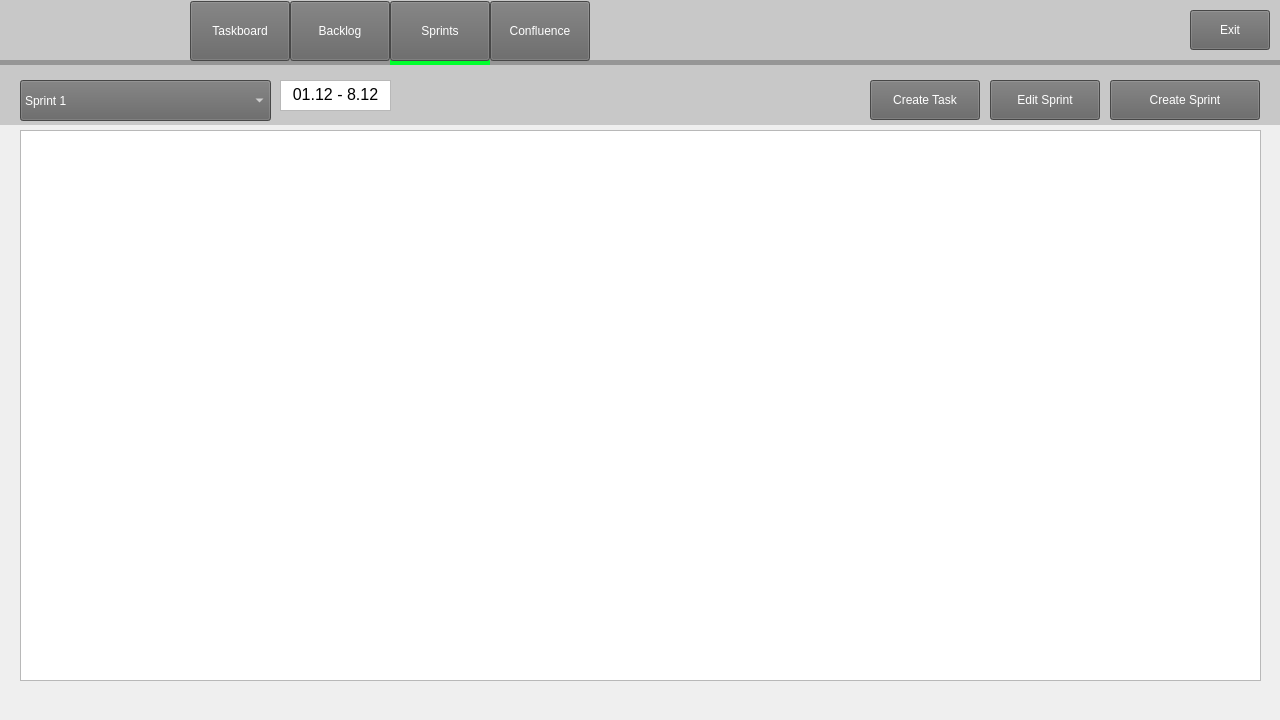
First picture: the form in code/Staging_Environment/Recovered/Staging_Environment_Recorverd/parentboard.ui, repository muazzamaqeel/Software-Project-CTS-5, before the edit.
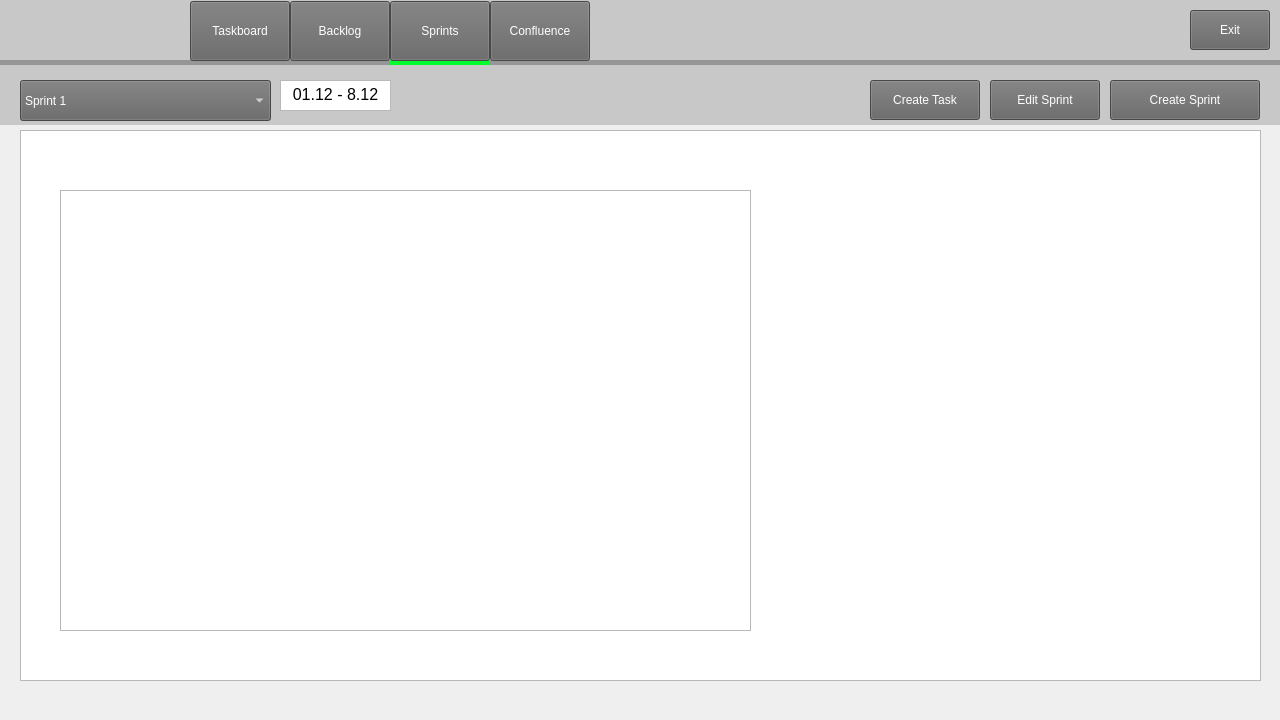
Second picture: the form after the edit. The open tabs and pages were chosen to show the change. Icons and pictures are not drawn.

Commit message: Implementation of Tasks Button and Table in Sprint Page

The edit to the form file:
```diff
--- a/code/Staging_Environment/Recovered/Staging_Environment_Recorverd/parentboard.ui
+++ b/code/Staging_Environment/Recovered/Staging_Environment_Recorverd/parentboard.ui
@@ -108,7 +108,7 @@
     </size>
    </property>
    <property name="currentIndex">
-    <number>1</number>
+    <number>2</number>
    </property>
    <widget class="QWidget" name="taskboardPage">
     <widget class="QLabel" name="selectorT">
@@ -920,7 +920,7 @@
       </property>
      </item>
     </widget>
-    <widget class="QPushButton" name="createtask_sprint">
+    <widget class="QPushButton" name="create_task_button">
      <property name="geometry">
       <rect>
        <x>870</x>
@@ -1037,6 +1037,16 @@
       <string/>
      </property>
     </widget>
+    <widget class="QTableWidget" name="sprint_table">
+     <property name="geometry">
+      <rect>
+       <x>60</x>
+       <y>130</y>
+       <width>691</width>
+       <height>441</height>
+      </rect>
+     </property>
+    </widget>
     <zorder>toplabelB_2</zorder>
     <zorder>selectorB_2</zorder>
     <zorder>selectorS</zorder>
@@ -1045,8 +1055,9 @@
     <zorder>sprint_top_down</zorder>
     <zorder>create_sprint_button</zorder>
     <zorder>edit_sprint_button</zorder>
-    <zorder>createtask_sprint</zorder>
+    <zorder>create_task_button</zorder>
     <zorder>textBrowser</zorder>
+    <zorder>sprint_table</zorder>
    </widget>
    <widget class="QWidget" name="confluencePage">
     <widget class="QLabel" name="selectorC">
```
The commit also changes 3 other files.
